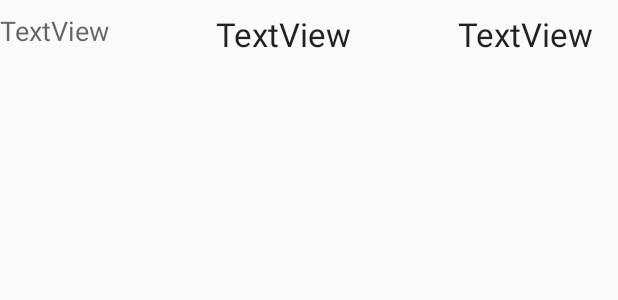
After one commit to Hahow-Udemy/HawATM, an Android app: the layout item_transaction.xml on its own in the app's theme, with its tools: preview values and no code run, on a phone screen of 412 x 824 dp. The commit adds this screen. Shown: the top 300 px of the screen. Run offline under Robolectric (Android 15) with nearby library versions, the phone set to English and light mode, and no system bars.

Commit message:
以 RecyclerView 清單元件展示 JSON 資料，除錯 Debug 大補帖

```diff
--- a/app/src/main/res/layout/activity_trans.xml
+++ b/app/src/main/res/layout/activity_trans.xml
@@ -2,8 +2,14 @@
 <androidx.constraintlayout.widget.ConstraintLayout xmlns:android="http://schemas.android.com/apk/res/android"
     xmlns:app="http://schemas.android.com/apk/res-auto"
     xmlns:tools="http://schemas.android.com/tools"
+    android:id="@+id/recycler"
     android:layout_width="match_parent"
     android:layout_height="match_parent"
     tools:context=".TransActivity">
 
+    <androidx.recyclerview.widget.RecyclerView
+        android:layout_width="wrap_content"
+        android:layout_height="wrap_content"
+        app:layout_constraintStart_toStartOf="parent"
+        app:layout_constraintTop_toTopOf="parent" />
 </androidx.constraintlayout.widget.ConstraintLayout>
--- /dev/null
+++ b/app/src/main/res/layout/item_transaction.xml
@@ -0,0 +1,46 @@
+<?xml version="1.0" encoding="utf-8"?>
+<androidx.constraintlayout.widget.ConstraintLayout xmlns:android="http://schemas.android.com/apk/res/android"
+    xmlns:app="http://schemas.android.com/apk/res-auto"
+    xmlns:tools="http://schemas.android.com/tools"
+    android:layout_width="match_parent"
+    android:layout_height="wrap_content">
+
+    <TextView
+        android:id="@+id/item_date"
+        android:layout_width="wrap_content"
+        android:layout_height="wrap_content"
+        android:layout_marginTop="8dp"
+        android:text="TextView"
+        android:textAppearance="@style/TextAppearance.AppCompat.Medium"
+        app:layout_constraintStart_toStartOf="parent"
+        app:layout_constraintTop_toTopOf="parent" />
+
+    <TextView
+        android:id="@+id/item_amount"
+        android:layout_width="wrap_content"
+        android:layout_height="wrap_content"
+        android:layout_marginTop="8dp"
+        android:text="TextView"
+        android:textAppearance="@style/TextAppearance.AppCompat.Large"
+        app:layout_constraintStart_toStartOf="@+id/guideline2"
+        app:layout_constraintTop_toTopOf="parent" />
+
+    <androidx.constraintlayout.widget.Guideline
+        android:id="@+id/guideline2"
+        android:layout_width="wrap_content"
+        android:layout_height="wrap_content"
+        android:orientation="vertical"
+        app:layout_constraintGuide_percent="0.35" />
+
+    <TextView
+        android:id="@+id/item_type"
+        android:layout_width="wrap_content"
+        android:layout_height="wrap_content"
+        android:layout_marginTop="8dp"
+        android:layout_marginEnd="16dp"
+        android:layout_marginRight="16dp"
+        android:text="TextView"
+        android:textAppearance="@style/TextAppearance.AppCompat.Large"
+        app:layout_constraintEnd_toEndOf="parent"
+        app:layout_constraintTop_toTopOf="parent" />
+</androidx.constraintlayout.widget.ConstraintLayout>
```
Also changed, not shown: app/src/main/java/com/example/hawatm/TransActivity.java (+77 -1 lines), app/src/main/java/com/example/hawatm/Transaction.java (added, +65 -0 lines).
